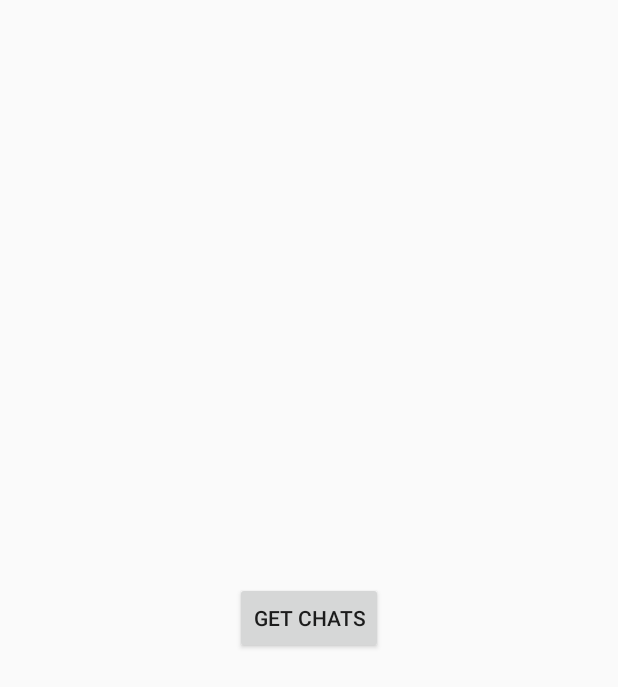
After one commit to mazenkh7/TelegramZ, an Android app: the layout fragment_chats.xml on its own in the app's theme, with its tools: preview values and no code run, on a phone screen of 412 x 824 dp. The commit adds this screen. Shown: the top 687 px of the screen. Run offline under Robolectric (Android 15) with nearby library versions, the phone set to English and light mode, and no system bars.

Commit message:
Add dummy fragment for experimentation Attempt to make use of getChatList from TDLib examples

```diff
--- a/app/src/main/java/com/maze/telegramz/LoginActivity.java
+++ b/app/src/main/java/com/maze/telegramz/LoginActivity.java
@@ -1,8 +1,8 @@
 package com.maze.telegramz;
 
 import android.content.Intent;
+import android.os.Bundle;
 import android.support.v7.app.AppCompatActivity;
-import android.os.Bundle;
 import android.view.Menu;
 import android.view.MenuInflater;
 import android.view.MenuItem;
@@ -44,7 +44,7 @@
                     String countryCode = ccp.getSelectedCountryCodeWithPlus();
                     String phoneNum = phoneNumField.getText().toString();
                     Toast.makeText(getApplicationContext(),countryCode+phoneNum,Toast.LENGTH_SHORT).show();
-//                    Authentication.sendPhoneNum(countryCode+phoneNum);
+                    Authentication.sendPhoneNum(countryCode + phoneNum);
                     final Intent intent = new Intent(this, ConfirmCodeActivity.class);
                     intent.putExtra("phoneToVerify",countryCode+phoneNum);
                     startActivity(intent);
--- /dev/null
+++ b/app/src/main/res/layout/fragment_chats.xml
@@ -0,0 +1,29 @@
+<?xml version="1.0" encoding="utf-8"?>
+<FrameLayout xmlns:android="http://schemas.android.com/apk/res/android"
+    xmlns:app="http://schemas.android.com/apk/res-auto"
+    xmlns:tools="http://schemas.android.com/tools"
+    android:layout_width="match_parent"
+    android:layout_height="match_parent"
+    tools:context=".ChatsFragment">
+
+    <!-- TODO: Update blank fragment layout -->
+    <android.support.constraint.ConstraintLayout
+        android:layout_width="match_parent"
+        android:layout_height="match_parent">
+
+        <Button
+            android:id="@+id/gcbu"
+            android:layout_width="wrap_content"
+            android:layout_height="wrap_content"
+            android:layout_marginStart="156dp"
+            android:layout_marginTop="341dp"
+            android:layout_marginEnd="156dp"
+            android:layout_marginBottom="342dp"
+            android:text="Get Chats"
+            app:layout_constraintBottom_toBottomOf="parent"
+            app:layout_constraintEnd_toEndOf="parent"
+            app:layout_constraintStart_toStartOf="parent"
+            app:layout_constraintTop_toTopOf="parent" />
+    </android.support.constraint.ConstraintLayout>
+
+</FrameLayout>
```
Also changed, not shown: app/src/main/java/com/maze/telegramz/Authentication.java (+4 -7 lines), app/src/main/java/com/maze/telegramz/ChatsCallsProfileActivity.java (+23 -6 lines), app/src/main/java/com/maze/telegramz/ChatsFragment.java (added, +121 -0 lines), app/src/main/java/com/maze/telegramz/ConfirmCodeActivity.java (+3 -8 lines), app/src/main/java/com/maze/telegramz/MainActivity.java (+2 -7 lines), app/src/main/res/layout/activity_chats_calls_profile.xml (+13 -0 lines).
